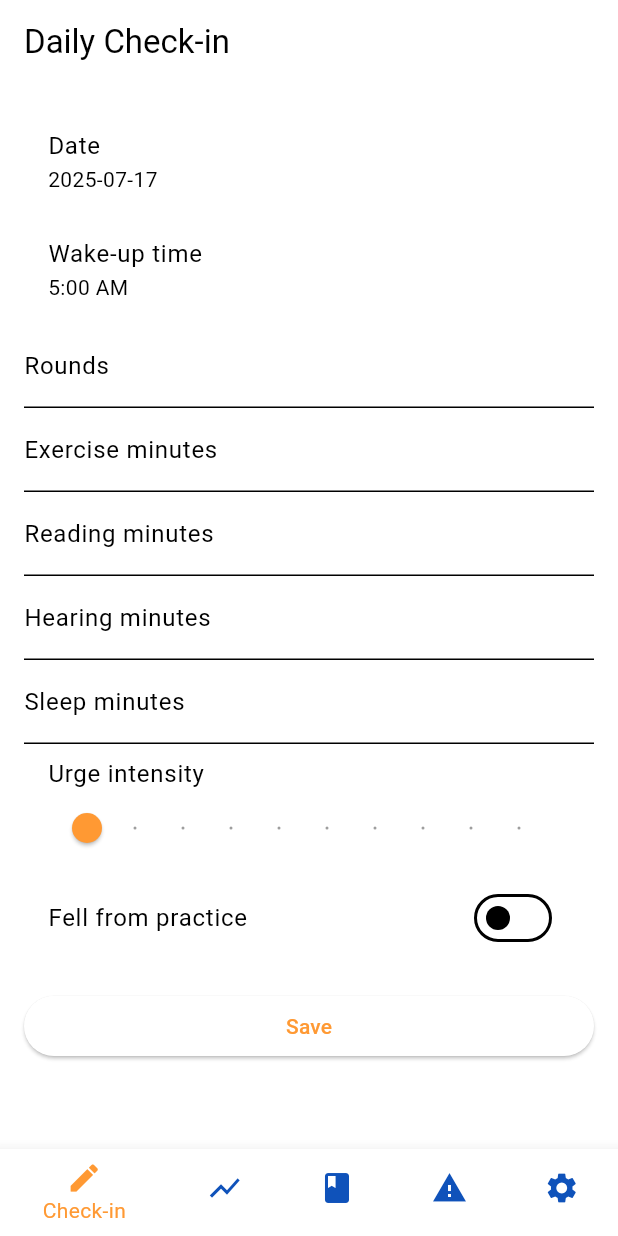
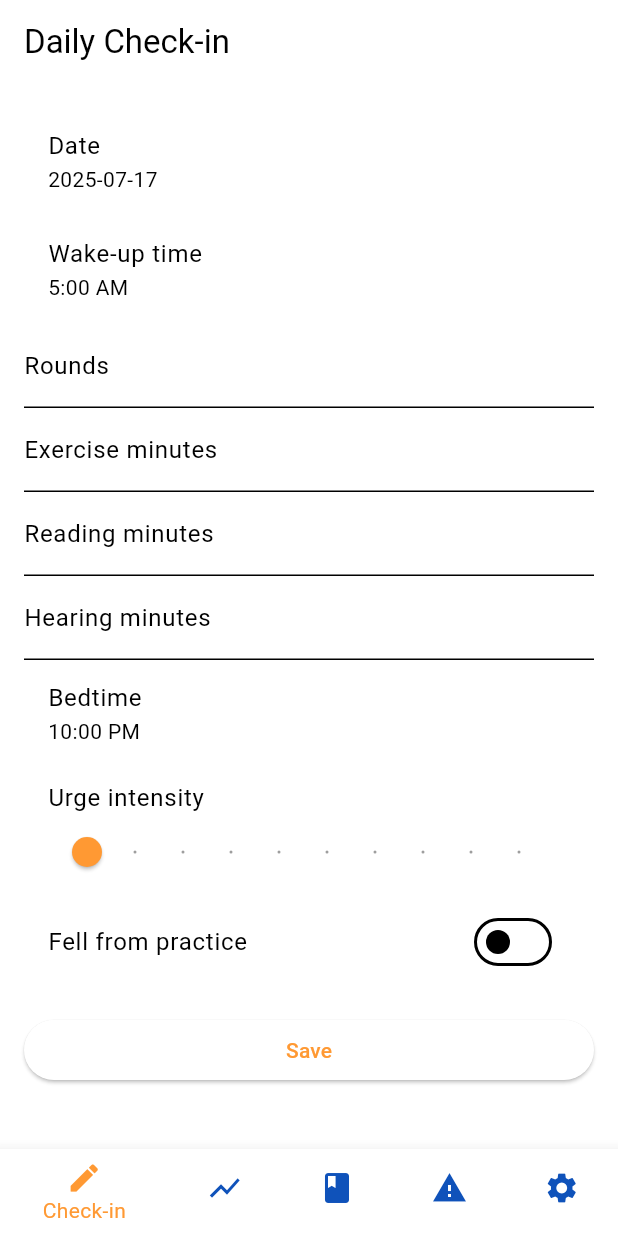
Before and after one commit to VishnuVahanDas/nitya-dasa, a Flutter app: the screen it shows after launch, on a phone screen of 412 x 824 dp. Run offline on Flutter 3.47's test engine with Material 3 defaults, Android fonts, the phone set to English and light mode, and no system bars; our stand-ins replace fl_chart, flutter_local_notifications, google_fonts, just_audio, shared_preferences, timezone; Roboto replaces fonts that are missing (Hind).

Commit message:
Track bedtime

```diff
--- a/lib/checkin/checkin_data.dart
+++ b/lib/checkin/checkin_data.dart
@@ -5,7 +5,7 @@ class CheckinData {
   final int exerciseMinutes;
   final int readingMinutes;
   final int hearingMinutes;
-  final int sleepMinutes;
+  final TimeOfDay bedTime;
   final int urgeIntensity;
   final bool didFall;
 
@@ -15,7 +15,7 @@ class CheckinData {
     required this.exerciseMinutes,
     required this.readingMinutes,
     required this.hearingMinutes,
-    required this.sleepMinutes,
+    required this.bedTime,
     required this.urgeIntensity,
     required this.didFall,
   });
@@ -27,7 +27,8 @@ class CheckinData {
         'exerciseMinutes': exerciseMinutes,
         'readingMinutes': readingMinutes,
         'hearingMinutes': hearingMinutes,
-        'sleepMinutes': sleepMinutes,
+        'bedHour': bedTime.hour,
+        'bedMinute': bedTime.minute,
         'urgeIntensity': urgeIntensity,
         'didFall': didFall,
       };
@@ -42,7 +43,10 @@ class CheckinData {
       exerciseMinutes: (json['exerciseMinutes'] ?? 0) as int,
       readingMinutes: (json['readingMinutes'] ?? 0) as int,
       hearingMinutes: (json['hearingMinutes'] ?? 0) as int,
-      sleepMinutes: (json['sleepMinutes'] ?? 0) as int,
+      bedTime: TimeOfDay(
+        hour: json['bedHour'] as int? ?? 22,
+        minute: json['bedMinute'] as int? ?? 0,
+      ),
       urgeIntensity: json['urgeIntensity'] as int,
       didFall: json['didFall'] as bool,
     );
--- a/lib/checkin/checkin_page.dart
+++ b/lib/checkin/checkin_page.dart
@@ -19,7 +19,7 @@ class _CheckinPageState extends State<CheckinPage> {
   final _exerciseController = TextEditingController();
   final _readingController = TextEditingController();
   final _hearingController = TextEditingController();
-  final _sleepController = TextEditingController();
+  TimeOfDay _bedTime = const TimeOfDay(hour: 22, minute: 0);
   double _urgeIntensity = 1;
   bool _didFall = false;
 
@@ -40,7 +40,7 @@ class _CheckinPageState extends State<CheckinPage> {
         _exerciseController.text = data.exerciseMinutes.toString();
         _readingController.text = data.readingMinutes.toString();
         _hearingController.text = data.hearingMinutes.toString();
-        _sleepController.text = data.sleepMinutes.toString();
+        _bedTime = data.bedTime;
         _urgeIntensity = data.urgeIntensity.toDouble();
         _didFall = data.didFall;
       });
@@ -51,7 +51,7 @@ class _CheckinPageState extends State<CheckinPage> {
         _exerciseController.clear();
         _readingController.clear();
         _hearingController.clear();
-        _sleepController.clear();
+        _bedTime = const TimeOfDay(hour: 22, minute: 0);
         _urgeIntensity = 1;
         _didFall = false;
       });
@@ -65,7 +65,7 @@ class _CheckinPageState extends State<CheckinPage> {
       exerciseMinutes: int.tryParse(_exerciseController.text) ?? 0,
       readingMinutes: int.tryParse(_readingController.text) ?? 0,
       hearingMinutes: int.tryParse(_hearingController.text) ?? 0,
-      sleepMinutes: int.tryParse(_sleepController.text) ?? 0,
+      bedTime: _bedTime,
       urgeIntensity: _urgeIntensity.toInt(),
       didFall: _didFall,
     );
@@ -83,7 +83,6 @@ class _CheckinPageState extends State<CheckinPage> {
     _exerciseController.dispose();
     _readingController.dispose();
     _hearingController.dispose();
-    _sleepController.dispose();
     super.dispose();
   }
 
@@ -149,11 +148,18 @@ class _CheckinPageState extends State<CheckinPage> {
                 const InputDecoration(labelText: 'Hearing minutes'),
             keyboardType: TextInputType.number,
           ),
-          TextField(
-            controller: _sleepController,
-            decoration:
-                const InputDecoration(labelText: 'Sleep minutes'),
-            keyboardType: TextInputType.number,
+          ListTile(
+            title: const Text('Bedtime'),
+            subtitle: Text(_bedTime.format(context)),
+            onTap: () async {
+              final time = await showTimePicker(
+                context: context,
+                initialTime: _bedTime,
+              );
+              if (time != null) {
+                setState(() => _bedTime = time);
+              }
+            },
           ),
           ListTile(
             title: const Text('Urge intensity'),
--- a/lib/dashboard/dashboard_page.dart
+++ b/lib/dashboard/dashboard_page.dart
@@ -119,13 +119,14 @@ class _DashboardPageState extends State<DashboardPage> {
     return spots;
   }
 
-  List<FlSpot> get _sleepSpots {
+  List<FlSpot> get _bedTimeSpots {
     final dates = _sortedDates;
     final List<FlSpot> spots = [];
     for (var i = 0; i < dates.length; i++) {
       final d = dates[i];
       final info = _data[d]!;
-      spots.add(FlSpot(i.toDouble(), info.sleepMinutes.toDouble()));
+      final time = info.bedTime;
+      spots.add(FlSpot(i.toDouble(), time.hour + time.minute / 60.0));
     }
     return spots;
   }
@@ -302,7 +303,7 @@ class _DashboardPageState extends State<DashboardPage> {
               LineChartData(
                 lineBarsData: [
                   LineChartBarData(
-                    spots: _sleepSpots,
+                    spots: _bedTimeSpots,
                     color: Theme.of(context).colorScheme.primary,
                   ),
                 ],
@@ -312,7 +313,7 @@ class _DashboardPageState extends State<DashboardPage> {
             ),
           ),
           const SizedBox(height: 8),
-          const Text('Sleep minutes over time'),
+          const Text('Bedtime over time'),
           const SizedBox(height: 16),
           AspectRatio(
             aspectRatio: 1.7,
```
Also changed, not shown: 2 other files.
